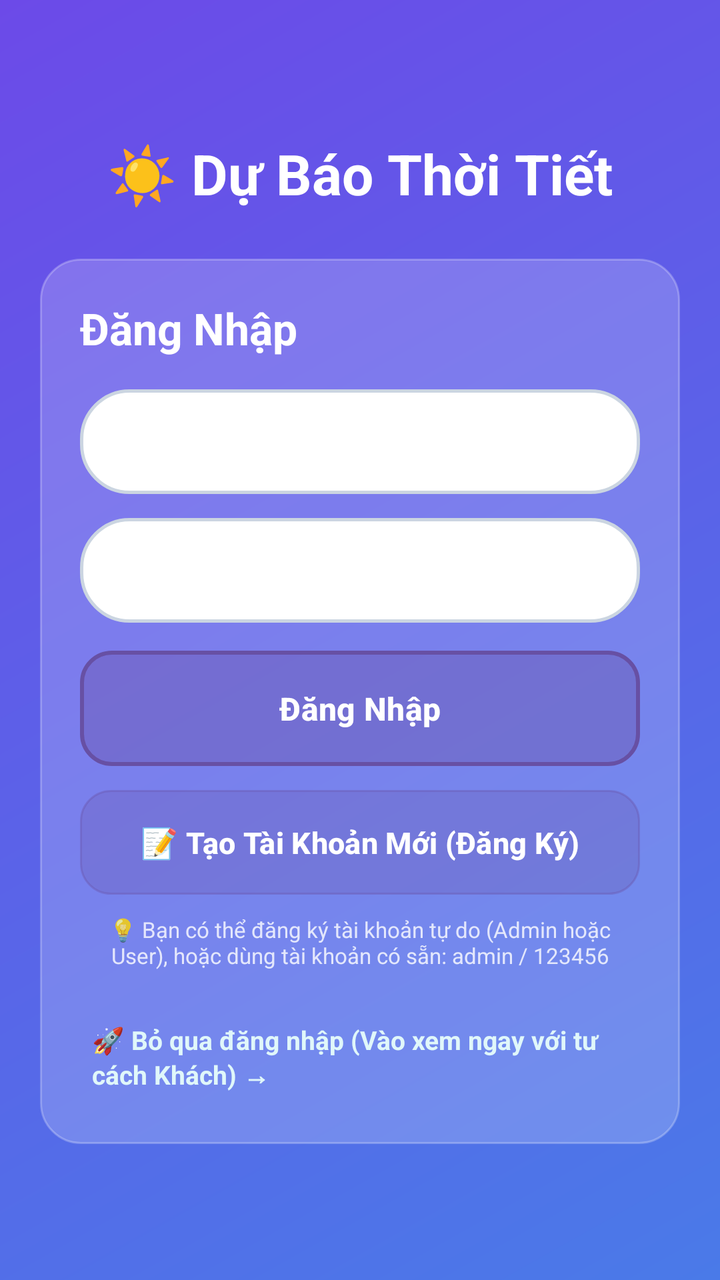
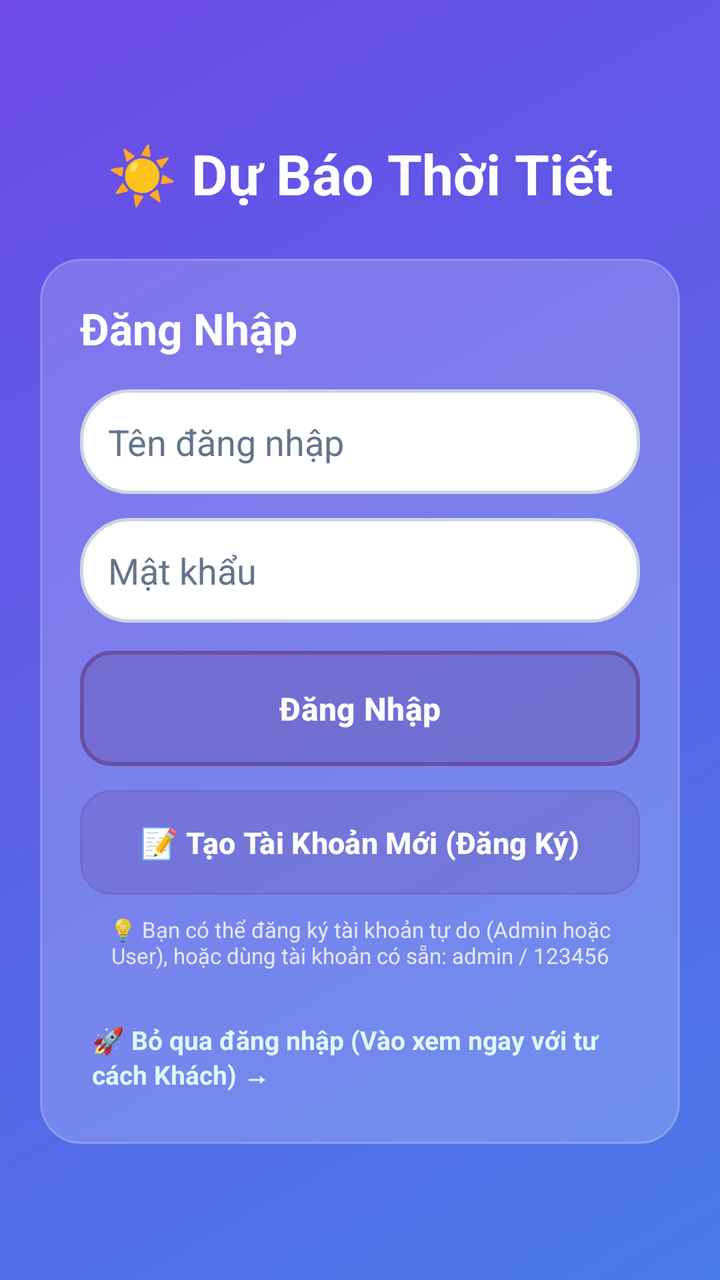

Before-and-after screenshots of an Android layout around one commit, followed by the original layout XML and the change that was made.
<!-- AndroidManifest.xml: application theme Theme.DuBaoThoiTiet -->
<!-- res/layout/activity_login.xml -->
<?xml version="1.0" encoding="utf-8"?>
<LinearLayout xmlns:android="http://schemas.android.com/apk/res/android"
    android:layout_width="match_parent"
    android:layout_height="match_parent"
    android:orientation="vertical"
    android:background="@drawable/gradient_background"
    android:fitsSystemWindows="true"
    android:padding="20dp"
    android:gravity="center">

    
    <TextView
        android:layout_width="wrap_content"
        android:layout_height="wrap_content"
        android:text="☀️ Dự Báo Thời Tiết"
        android:textColor="@android:color/white"
        android:textSize="28sp"
        android:textStyle="bold"
        android:layout_marginBottom="24dp"/>

    
    <LinearLayout
        android:layout_width="match_parent"
        android:layout_height="wrap_content"
        android:orientation="vertical"
        android:background="@drawable/card_background"
        android:padding="20dp">

        <TextView
            android:layout_width="wrap_content"
            android:layout_height="wrap_content"
            android:text="Đăng Nhập"
            android:textColor="@android:color/white"
            android:textSize="22sp"
            android:textStyle="bold"
            android:layout_marginBottom="16dp"/>

        
        <EditText
            android:id="@+id/etUsername"
            android:layout_width="match_parent"
            android:layout_height="wrap_content"
            android:hint="Tên đăng nhập"
            android:textColorHint="#80FFFFFF"
            android:textColor="@android:color/white"
            android:background="@drawable/search_background"
            android:padding="14dp"
            android:inputType="text"
            android:layout_marginBottom="12dp"/>

        
        <EditText
            android:id="@+id/etPassword"
            android:layout_width="match_parent"
            android:layout_height="wrap_content"
            android:hint="Mật khẩu"
            android:textColorHint="#80FFFFFF"
            android:textColor="@android:color/white"
            android:background="@drawable/search_background"
            android:padding="14dp"
            android:inputType="textPassword"
            android:layout_marginBottom="14dp"/>

        
        <Button
            android:id="@+id/btnLogin"
            android:layout_width="match_parent"
            android:layout_height="wrap_content"
            android:text="Đăng Nhập"
            android:textColor="@android:color/white"
            android:textSize="16sp"
            android:textStyle="bold"
            android:background="@drawable/button_selected"
            android:padding="14dp"
            android:layout_marginBottom="12dp"/>

        
        <Button
            android:id="@+id/btnRegister"
            android:layout_width="match_parent"
            android:layout_height="wrap_content"
            android:text="📝 Tạo Tài Khoản Mới (Đăng Ký)"
            android:textColor="@android:color/white"
            android:textSize="15sp"
            android:textStyle="bold"
            android:background="@drawable/button_normal"
            android:padding="12dp"
            android:layout_marginBottom="10dp"/>

        
        <TextView
            android:id="@+id/tvDemoHint"
            android:layout_width="wrap_content"
            android:layout_height="wrap_content"
            android:text="💡 Bạn có thể đăng ký tài khoản tự do (Admin hoặc User), hoặc dùng tài khoản có sẵn: admin / 123456"
            android:textColor="#CCFFFFFF"
            android:textSize="11sp"
            android:gravity="center"
            android:layout_gravity="center"
            android:layout_marginBottom="8dp"/>


        
        <TextView
            android:id="@+id/tvSkipLogin"
            android:layout_width="wrap_content"
            android:layout_height="wrap_content"
            android:text="🚀 Bỏ qua đăng nhập (Vào xem ngay với tư cách Khách) →"
            android:textColor="#E0F7FA"
            android:textSize="13sp"
            android:textStyle="bold"
            android:layout_gravity="center"
            android:layout_marginTop="12dp"
            android:padding="6dp"
            android:clickable="true"
            android:focusable="true"/>
    </LinearLayout>
</LinearLayout>
<!-- resources referenced by this layout -->
<resources>
  <!-- drawable button_normal (drawable) -->
  <?xml version="1.0" encoding="utf-8"?>
  <shape xmlns:android="http://schemas.android.com/apk/res/android"
      android:shape="rectangle">
      <solid android:color="#40FFFFFF"/>
      <corners android:radius="15dp"/>
      <stroke
          android:width="1dp"
          android:color="#60FFFFFF"/>
  </shape>
  <!-- drawable button_selected (drawable) -->
  <?xml version="1.0" encoding="utf-8"?>
  <shape xmlns:android="http://schemas.android.com/apk/res/android"
      android:shape="rectangle">
      <solid android:color="#60FFFFFF"/>
      <corners android:radius="15dp"/>
      <stroke
          android:width="2dp"
          android:color="#FFFFFF"/>
  </shape>
  <!-- drawable card_background (drawable) -->
  <?xml version="1.0" encoding="utf-8"?>
  <shape xmlns:android="http://schemas.android.com/apk/res/android"
      android:shape="rectangle">
      <solid android:color="#30FFFFFF"/>
      <corners android:radius="20dp"/>
      <stroke
          android:width="1dp"
          android:color="#40FFFFFF"/>
  </shape>
  <!-- drawable gradient_background (drawable) -->
  <?xml version="1.0" encoding="utf-8"?>
  <shape xmlns:android="http://schemas.android.com/apk/res/android">
      <gradient
          android:angle="135"
          android:startColor="@color/gradientStart"
          android:endColor="@color/gradientEnd"
          android:type="linear"/>
  </shape>
  <!-- drawable search_background (drawable) -->
  <?xml version="1.0" encoding="utf-8"?>
  <shape xmlns:android="http://schemas.android.com/apk/res/android"
      android:shape="rectangle">
      <solid android:color="@color/searchBoxBg"/>
      <corners android:radius="24dp"/>
      <stroke
          android:width="1.5dp"
          android:color="@color/searchBoxBorder"/>
  </shape>
  <style name="Theme.DuBaoThoiTiet" parent="Base.Theme.DuBaoThoiTiet" />
  <color name="gradientStart">#4A7AE8</color>
  <color name="gradientEnd">#6C4AE8</color>
  <color name="searchBoxBg">#FFFFFF</color>
  <color name="searchBoxBorder">#CBD5E1</color>
  <style name="Base.Theme.DuBaoThoiTiet" parent="Theme.Material3.DayNight.NoActionBar">
          <item name="android:fitsSystemWindows">true</item>
      </style>
</resources>

<!-- the commit's change to res/layout/activity_login.xml (unified diff, before → after) -->
@@ -41,8 +41,8 @@
             android:layout_width="match_parent"
             android:layout_height="wrap_content"
             android:hint="Tên đăng nhập"
-            android:textColorHint="#80FFFFFF"
-            android:textColor="@android:color/white"
+            android:textColorHint="@color/searchBoxHint"
+            android:textColor="@color/searchBoxText"
             android:background="@drawable/search_background"
             android:padding="14dp"
             android:inputType="text"
@@ -54,8 +54,8 @@
             android:layout_width="match_parent"
             android:layout_height="wrap_content"
             android:hint="Mật khẩu"
-            android:textColorHint="#80FFFFFF"
-            android:textColor="@android:color/white"
+            android:textColorHint="@color/searchBoxHint"
+            android:textColor="@color/searchBoxText"
             android:background="@drawable/search_background"
             android:padding="14dp"
             android:inputType="textPassword"
<!-- resource entries referenced after the edit -->
@@ -1,5 +1,7 @@
 <!-- resources referenced by this layout -->
 <resources>
+  <color name="searchBoxHint">#64748B</color>
+  <color name="searchBoxText">#0F172A</color>
   <!-- drawable button_normal (drawable) -->
   <?xml version="1.0" encoding="utf-8"?>
   <shape xmlns:android="http://schemas.android.com/apk/res/android"
